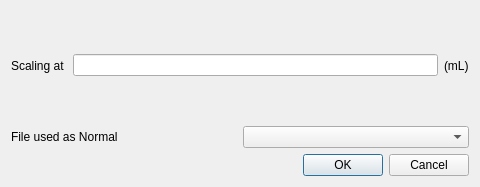
Old version of the form FSECplotter/pyqt/dialogs/yscale_dialog.ui in the repository TaizoAyase/FSECplotter2.
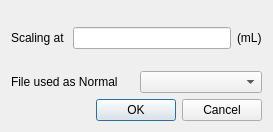
New version of the form.

The edit to the form file:
```diff
--- a/FSECplotter/pyqt/dialogs/yscale_dialog.ui
+++ b/FSECplotter/pyqt/dialogs/yscale_dialog.ui
@@ -6,8 +6,8 @@
    <rect>
     <x>0</x>
     <y>0</y>
-    <width>480</width>
-    <height>187</height>
+    <width>273</width>
+    <height>132</height>
    </rect>
   </property>
   <property name="windowTitle">
```
